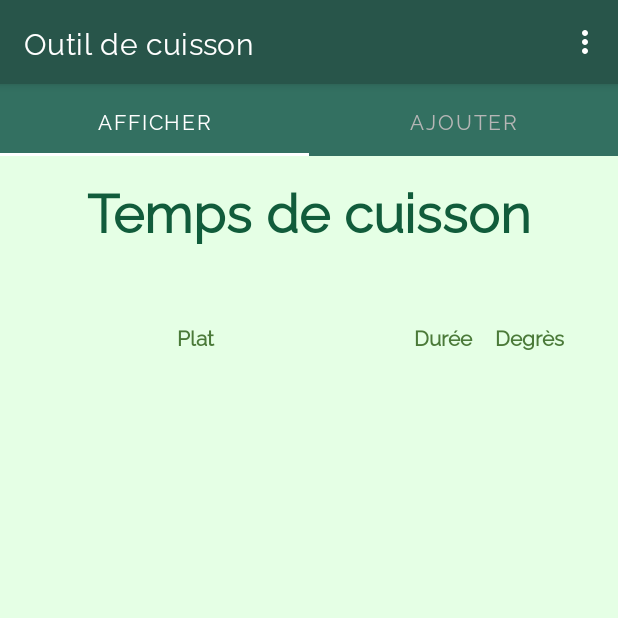
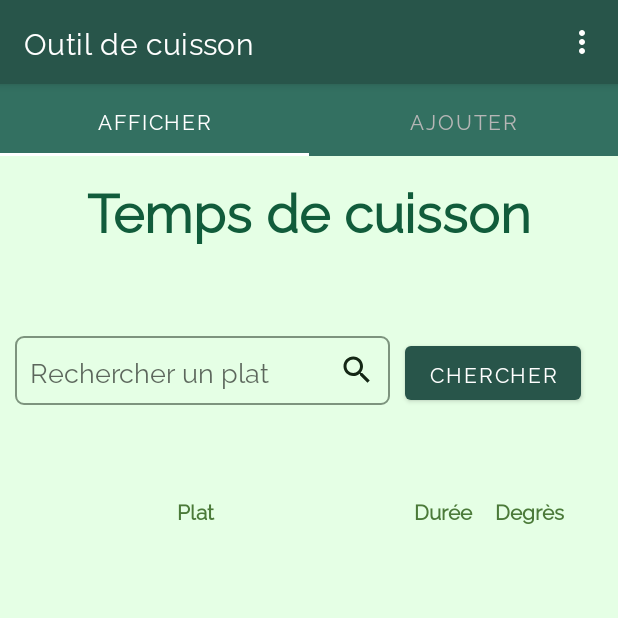
Before and after one commit to GuillaumeHelg/Projet_Dut_OutilCuisson, an Android app: the screen it shows after launch (MainActivity), on a phone screen of 412 x 824 dp, the top half of it. Run offline under Robolectric (Android 15) with nearby library versions, the phone set to English and light mode, and no system bars.

Commit message:
Nouevelle version

```diff
--- a/app/src/main/java/fr/lordloss/projet_dut_outilcuisson/Afficher.java
+++ b/app/src/main/java/fr/lordloss/projet_dut_outilcuisson/Afficher.java
@@ -1,5 +1,6 @@
 package fr.lordloss.projet_dut_outilcuisson;
 
+import android.annotation.SuppressLint;
 import android.content.ClipData;
 import android.os.Bundle;
 
@@ -15,17 +16,20 @@ import android.view.MenuItem;
 import android.view.View;
 import android.view.ViewGroup;
 import android.widget.AdapterView;
+import android.widget.EditText;
 import android.widget.ListView;
+import android.widget.Toast;
 
 
 import java.util.ArrayList;
+import java.util.Objects;
 
 import fr.lordloss.projet_dut_outilcuisson.adapter.PlatListeAdapter;
 
 /**
  * Classe qui gère le fragment afficher
  */
-public class Afficher extends Fragment {
+public class Afficher extends Fragment implements View.OnClickListener {
 
     /* Liste plat */
     private  ListView listePlat;
@@ -35,6 +39,8 @@ public class Afficher extends Fragment {
     public static ArrayList<Plat> list = new ArrayList<>();
 
     public static PlatListeAdapter adapter;
+
+    EditText editText;
 
     /**
      * Température maximale pour la cuisson
@@ -72,9 +78,11 @@ public class Afficher extends Fragment {
                              Bundle savedInstanceState) {
         View vueDuFragment = inflater.inflate(R.layout.fragment_afficher, container, false);
         listePlat = vueDuFragment.findViewById(R.id.liste_plat);
-        adapter = new PlatListeAdapter(getContext(), R.layout.liste_item, list);
 
-        listePlat.setAdapter(adapter);
+        editText = (EditText) vueDuFragment.findViewById(R.id.plat_recherche);
+        vueDuFragment.findViewById(R.id.btn_recherche).setOnClickListener(this);
+
+        miseAjour();
 
         registerForContextMenu(listePlat);
 
@@ -99,6 +107,7 @@ public class Afficher extends Fragment {
      * Méthode invoquée automatiquement lorsque l'utilisateur choisira une option
      * dans un menu contextuel
      */
+    @SuppressLint("NonConstantResourceId")
     @Override
     public boolean onContextItemSelected(MenuItem item) {
 
@@ -125,12 +134,15 @@ public class Afficher extends Fragment {
 
     }
 
+    public void miseAjour() {
+        adapter = new PlatListeAdapter(getContext(), R.layout.liste_item, list);
+        listePlat.setAdapter(adapter);
+    }
 
 
     private void supprimer(int position) {
         list.remove(position);
-        adapter = new PlatListeAdapter(getContext(), R.layout.liste_item, list);
-        listePlat.setAdapter(adapter);
+        miseAjour();
     }
 
     /**
@@ -159,7 +171,7 @@ public class Afficher extends Fragment {
      */
     private void alert(int pos) {
         Plat plat = list.get(pos);
-        new AlertDialog.Builder(getContext())
+        new AlertDialog.Builder(requireContext())
             .setTitle(R.string.titreAlertDialog)
             .setMessage(getString(R.string.equivalentThermostatText, plat.getNom(), plat.getDeg(), thermostat(plat.getDeg())))
             .setNeutralButton(R.string.retourAlertDialog, null)
@@ -167,4 +179,21 @@ public class Afficher extends Fragment {
     }
 
 
+    @Override
+    public void onClick(View view) {
+        String platRecherche = editText.getText().toString();
+        boolean trouvee = false;
+        if (view.getId() == R.id.btn_recherche) {
+            for (Plat plat: list) {
+                if (plat.getNom().equals(platRecherche)) {
+                    Toast.makeText(getContext(), getString(R.string.plat_existe, platRecherche), Toast.LENGTH_LONG).show();
+                    trouvee = true;
+                    break;
+                }
+            }
+            if (!trouvee) {
+                Toast.makeText(getContext(), getString(R.string.plat_existe_pas, platRecherche), Toast.LENGTH_LONG).show();
+            }
+        }
+    }
 }
--- a/app/src/main/java/fr/lordloss/projet_dut_outilcuisson/MainActivity.java
+++ b/app/src/main/java/fr/lordloss/projet_dut_outilcuisson/MainActivity.java
@@ -11,6 +11,7 @@ import android.os.Bundle;
 import android.view.Menu;
 import android.view.MenuInflater;
 import android.view.MenuItem;
+import android.view.View;
 
 import com.google.android.material.tabs.TabLayout;
 import com.google.android.material.tabs.TabLayoutMediator;
@@ -145,9 +146,11 @@ public class MainActivity extends AppCompatActivity {
      * @return on retourne le menu d'option
      */
     public boolean onCreateOptionsMenu(Menu menu) {
-        new MenuInflater(this).inflate(R.menu.menu_option, menu);
-        return super.onCreateOptionsMenu(menu);
+        getMenuInflater().inflate(R.menu.menu_option, menu);
+        return true;
     }
+
+
 
     /**
      * Methode sur le menu d'option du fragment afficher
--- a/app/src/main/res/drawable/ic_baseline_cake_24.xml
+++ /dev/null
@@ -1,5 +0,0 @@
-<vector android:height="24dp" android:tint="#142715"
-    android:viewportHeight="24" android:viewportWidth="24"
-    android:width="24dp" xmlns:android="http://schemas.android.com/apk/res/android">
-    <path android:fillColor="@android:color/white" android:pathData="M12,6c1.11,0 2,-0.9 2,-2 0,-0.38 -0.1,-0.73 -0.29,-1.03L12,0l-1.71,2.97c-0.19,0.3 -0.29,0.65 -0.29,1.03 0,1.1 0.9,2 2,2zM16.6,15.99l-1.07,-1.07 -1.08,1.07c-1.3,1.3 -3.58,1.31 -4.89,0l-1.07,-1.07 -1.09,1.07C6.75,16.64 5.88,17 4.96,17c-0.73,0 -1.4,-0.23 -1.96,-0.61L3,21c0,0.55 0.45,1 1,1h16c0.55,0 1,-0.45 1,-1v-4.61c-0.56,0.38 -1.23,0.61 -1.96,0.61 -0.92,0 -1.79,-0.36 -2.44,-1.01zM18,9h-5L13,7h-2v2L6,9c-1.66,0 -3,1.34 -3,3v1.54c0,1.08 0.88,1.96 1.96,1.96 0.52,0 1.02,-0.2 1.38,-0.57l2.14,-2.13 2.13,2.13c0.74,0.74 2.03,0.74 2.77,0l2.14,-2.13 2.13,2.13c0.37,0.37 0.86,0.57 1.38,0.57 1.08,0 1.96,-0.88 1.96,-1.96L20.99,12C21,10.34 19.66,9 18,9z"/>
-</vector>
--- /dev/null
+++ b/app/src/main/res/drawable/ic_baseline_cancel_24.xml
@@ -0,0 +1,5 @@
+<vector android:height="24dp" android:tint="#142715"
+    android:viewportHeight="24" android:viewportWidth="24"
+    android:width="24dp" xmlns:android="http://schemas.android.com/apk/res/android">
+    <path android:fillColor="@android:color/white" android:pathData="M12,2C6.47,2 2,6.47 2,12s4.47,10 10,10 10,-4.47 10,-10S17.53,2 12,2zM17,15.59L15.59,17 12,13.41 8.41,17 7,15.59 10.59,12 7,8.41 8.41,7 12,10.59 15.59,7 17,8.41 13.41,12 17,15.59z"/>
+</vector>
--- /dev/null
+++ b/app/src/main/res/drawable/ic_baseline_dinner_dining_24.xml
@@ -0,0 +1,5 @@
+<vector android:height="24dp" android:tint="#142715"
+    android:viewportHeight="24" android:viewportWidth="24"
+    android:width="24dp" xmlns:android="http://schemas.android.com/apk/res/android">
+    <path android:fillColor="@android:color/white" android:pathData="M2,19h20l-2,2H4L2,19zM5,6h1v1H5V6zM5,4h1v1H5V4zM9,4v1H7V4H9zM9,7H7V6h2V7zM6,15.23c-0.36,0.11 -0.69,0.28 -1,0.47V8h1V15.23zM4,16.52C3.62,16.96 3.32,17.45 3.16,18h16.82c0.01,-0.16 0.03,-0.33 0.03,-0.5c0,-3.04 -2.46,-5.5 -5.5,-5.5c-2.29,0 -4.25,1.4 -5.08,3.4C8.84,15.15 8.19,15 7.5,15c-0.17,0 -0.33,0.02 -0.5,0.04V8h2c1.03,0.06 1.9,-0.96 2,-2h10V5H11c-0.1,-1.05 -0.97,-1.97 -2,-2H3v1h1v1H3v1h1v1H3v1h1V16.52z"/>
+</vector>
--- /dev/null
+++ b/app/src/main/res/drawable/ic_baseline_more_vert_24.xml
@@ -0,0 +1,5 @@
+<vector android:height="24dp" android:tint="#fff"
+    android:viewportHeight="24" android:viewportWidth="24"
+    android:width="24dp" xmlns:android="http://schemas.android.com/apk/res/android">
+    <path android:fillColor="@android:color/white" android:pathData="M12,8c1.1,0 2,-0.9 2,-2s-0.9,-2 -2,-2 -2,0.9 -2,2 0.9,2 2,2zM12,10c-1.1,0 -2,0.9 -2,2s0.9,2 2,2 2,-0.9 2,-2 -0.9,-2 -2,-2zM12,16c-1.1,0 -2,0.9 -2,2s0.9,2 2,2 2,-0.9 2,-2 -0.9,-2 -2,-2z"/>
+</vector>
--- /dev/null
+++ b/app/src/main/res/drawable/ic_baseline_restore_24.xml
@@ -0,0 +1,5 @@
+<vector android:height="24dp" android:tint="#142715"
+    android:viewportHeight="24" android:viewportWidth="24"
+    android:width="24dp" xmlns:android="http://schemas.android.com/apk/res/android">
+    <path android:fillColor="@android:color/white" android:pathData="M13,3c-4.97,0 -9,4.03 -9,9L1,12l3.89,3.89 0.07,0.14L9,12L6,12c0,-3.87 3.13,-7 7,-7s7,3.13 7,7 -3.13,7 -7,7c-1.93,0 -3.68,-0.79 -4.94,-2.06l-1.42,1.42C8.27,19.99 10.51,21 13,21c4.97,0 9,-4.03 9,-9s-4.03,-9 -9,-9zM12,8v5l4.28,2.54 0.72,-1.21 -3.5,-2.08L13.5,8L12,8z"/>
+</vector>
--- /dev/null
+++ b/app/src/main/res/drawable/ic_outline_lightbulb_24.xml
@@ -0,0 +1,5 @@
+<vector android:height="24dp" android:tint="#142715"
+    android:viewportHeight="24" android:viewportWidth="24"
+    android:width="24dp" xmlns:android="http://schemas.android.com/apk/res/android">
+    <path android:fillColor="@android:color/white" android:pathData="M9,21c0,0.55 0.45,1 1,1h4c0.55,0 1,-0.45 1,-1v-1L9,20v1zM12,2C8.14,2 5,5.14 5,9c0,2.38 1.19,4.47 3,5.74L8,17c0,0.55 0.45,1 1,1h6c0.55,0 1,-0.45 1,-1v-2.26c1.81,-1.27 3,-3.36 3,-5.74 0,-3.86 -3.14,-7 -7,-7zM14.85,13.1l-0.85,0.6L14,16h-4v-2.3l-0.85,-0.6C7.8,12.16 7,10.63 7,9c0,-2.76 2.24,-5 5,-5s5,2.24 5,5c0,1.63 -0.8,3.16 -2.15,4.1z"/>
+</vector>
--- /dev/null
+++ b/app/src/main/res/drawable/ic_outline_search_24.xml
@@ -0,0 +1,5 @@
+<vector android:height="24dp" android:tint="#142715"
+    android:viewportHeight="24" android:viewportWidth="24"
+    android:width="24dp" xmlns:android="http://schemas.android.com/apk/res/android">
+    <path android:fillColor="@android:color/white" android:pathData="M15.5,14h-0.79l-0.28,-0.27C15.41,12.59 16,11.11 16,9.5 16,5.91 13.09,3 9.5,3S3,5.91 3,9.5 5.91,16 9.5,16c1.61,0 3.09,-0.59 4.23,-1.57l0.27,0.28v0.79l5,4.99L20.49,19l-4.99,-5zM9.5,14C7.01,14 5,11.99 5,9.5S7.01,5 9.5,5 14,7.01 14,9.5 11.99,14 9.5,14z"/>
+</vector>
--- a/app/src/main/res/layout/fragment_afficher.xml
+++ b/app/src/main/res/layout/fragment_afficher.xml
@@ -13,6 +13,30 @@
         android:text="@string/tps_cuisson"
         style="@style/titreApp"/>
 
+    <LinearLayout
+        android:layout_width="match_parent"
+        android:layout_height="wrap_content"
+        android:orientation="horizontal"
+        android:layout_marginBottom="50dp">
+
+        <EditText
+            android:id="@+id/plat_recherche"
+            android:layout_width="250dp"
+            android:layout_height="wrap_content"
+            android:drawableEnd="@drawable/ic_outline_search_24"
+            android:hint="Rechercher un plat"
+            android:layout_margin="10dp"
+            android:paddingStart="10dp"
+            android:paddingEnd="10dp"
+            android:background="@drawable/input_custom"/>
+
+        <Button
+            android:id="@+id/btn_recherche"
+            android:layout_marginTop="10dp"
+            android:layout_width="wrap_content"
+            android:layout_height="wrap_content"
+            android:text="Chercher"/>
+    </LinearLayout>
 
     <LinearLayout
         android:layout_width="match_parent"
@@ -40,5 +64,6 @@
     <ListView
         android:id="@+id/liste_plat"
         android:layout_width="wrap_content"
-        android:layout_height="match_parent"/>
+        android:layout_height="match_parent"
+        tools:listitem="@layout/liste_item"/>
 </LinearLayout>
--- a/app/src/main/res/layout/fragment_ajouter.xml
+++ b/app/src/main/res/layout/fragment_ajouter.xml
@@ -40,7 +40,7 @@
                 android:maxLength="20"
                 android:background="@drawable/input_custom"
                 android:paddingStart="10dp"
-                android:drawableStart="@drawable/ic_baseline_cake_24"
+                android:drawableStart="@drawable/ic_baseline_dinner_dining_24"
                 android:drawablePadding="10dp"/>
         </TableRow>
         <TableRow
--- a/app/src/main/res/menu/menu_option.xml
+++ b/app/src/main/res/menu/menu_option.xml
@@ -1,13 +1,28 @@
 <?xml version="1.0" encoding="utf-8"?>
-<menu xmlns:android="http://schemas.android.com/apk/res/android">
+<menu xmlns:android="http://schemas.android.com/apk/res/android"
+    xmlns:app="http://schemas.android.com/apk/res-auto">
     <item
+        android:id="@+id/id_menu"
+        android:title=""
+        app:showAsAction="always"
+        android:icon="@drawable/ic_baseline_more_vert_24">
+        <menu>
+            <item
+                android:icon="@drawable/ic_outline_lightbulb_24"
                 android:id="@+id/aide"
-        android:title="@string/text_menu_option_aide"/>
+                android:title="@string/text_menu_option_aide"
+                app:showAsAction="ifRoom"/>
             <item
+                android:icon="@drawable/ic_baseline_restore_24"
                 android:id="@+id/reinitialiser"
                 android:title="@string/text_menu_option_reinitialiser"
-        />
+                app:showAsAction="ifRoom"/>
             <item
+                android:icon="@drawable/ic_baseline_cancel_24"
                 android:id="@+id/annule"
-        android:title="@string/annuler"/>
+                android:title="@string/annuler"
+                app:showAsAction="ifRoom"/>
         </menu>
+    </item>
+
+</menu>
--- a/app/src/main/res/values/strings.xml
+++ b/app/src/main/res/values/strings.xml
@@ -64,5 +64,8 @@
     <string name="liste_item_duree">9 h 99</string>
     <string name="liste_item_degree">999</string>
 
+    <string name="plat_existe">Le plat %s existe bien déjà dans la liste !</string>
+    <string name="plat_existe_pas">Le plat %s n\'existe pas dans la liste !</string>
+
 
 </resources>
```
Lines whose indentation alone changed are shown as unchanged.
